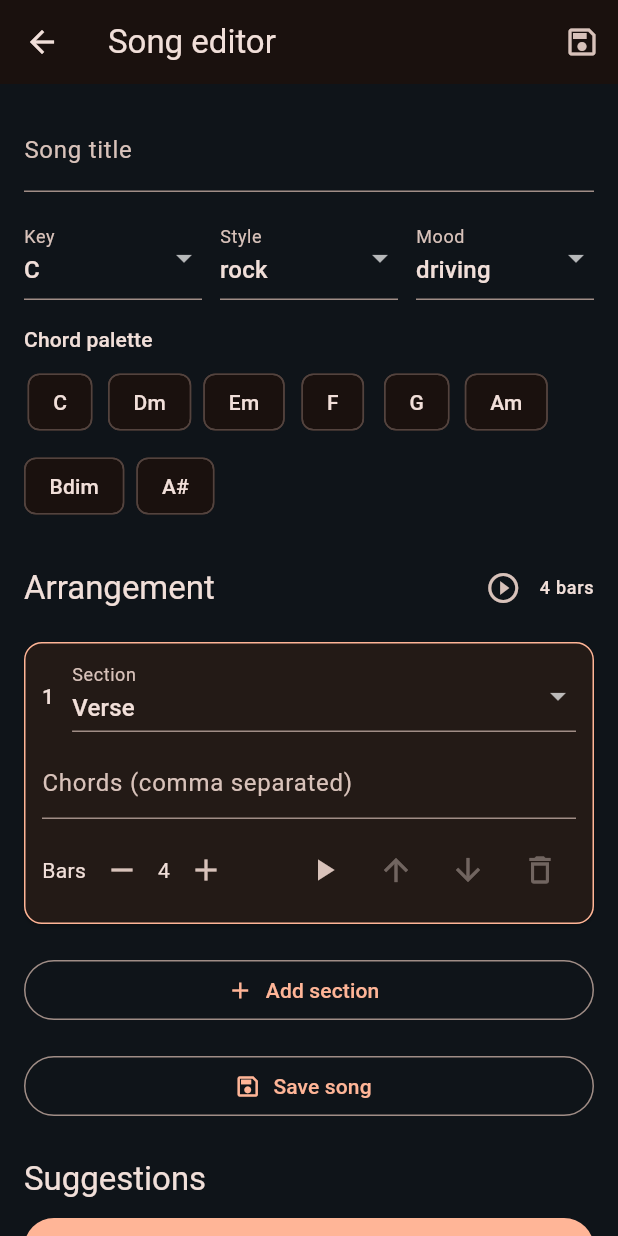
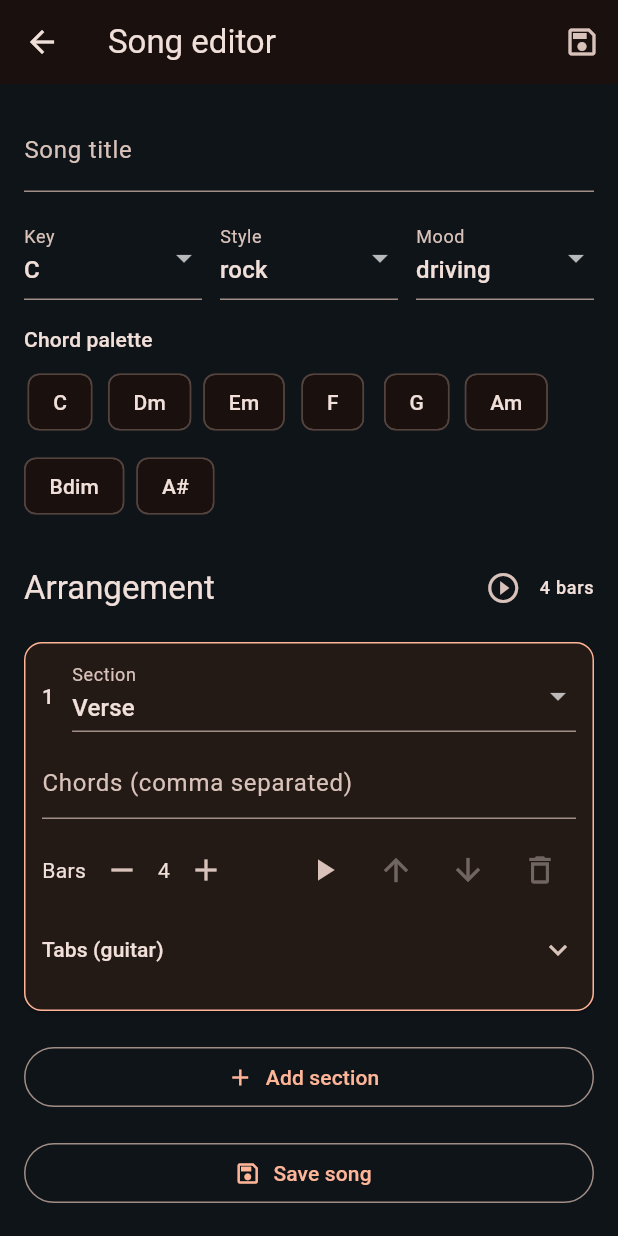
Before and after one commit to xabiervc/songpilot, a Flutter app: the HomeScreen screen opened by its route, after a tap on "Create your first song", on a phone screen of 412 x 824 dp. Run offline on Flutter 3.47's test engine with Material 3 defaults, Android fonts, the phone set to English and light mode, and no system bars; our stand-ins replace audioplayers, flutter_riverpod, go_router, supabase_flutter; accounts and stored records are empty.

Commit message:
feat: guitar tabs input with auto-generated chord diagrams

```diff
--- a/flutter_app/lib/models/models.dart
+++ b/flutter_app/lib/models/models.dart
@@ -124,12 +124,14 @@ class SongSection {
   final String key;
   final List<String> chords;
   final int barCount;
+  final String tabs;
 
   SongSection({
     required this.sectionType,
     required this.key,
     List<String>? chords,
     this.barCount = 4,
+    this.tabs = '',
   }) : chords = chords ?? [] {
     if (barCount <= 0) {
       throw ArgumentError('barCount must be positive');
@@ -143,6 +145,7 @@ class SongSection {
         'key': key,
         'chords': chords,
         'bar_count': barCount,
+        'tabs': tabs,
       };
 
   factory SongSection.fromJson(Map<String, dynamic> json) => SongSection(
@@ -150,6 +153,7 @@ class SongSection {
         key: json['key'] as String? ?? 'C',
         chords: _stringListFromJson(json['chords']),
         barCount: (json['bar_count'] as num?)?.toInt() ?? 4,
+        tabs: json['tabs'] as String? ?? '',
       );
 }
 
--- a/flutter_app/lib/screens/editor_screen.dart
+++ b/flutter_app/lib/screens/editor_screen.dart
@@ -5,12 +5,13 @@ import '../core/chord_shapes.dart';
 import '../core/music_theory.dart';
 import '../core/song_form.dart';
 import '../core/suggestion_engine.dart';
+import '../core/tab_shapes.dart';
 import '../models/models.dart';
 import '../services/supabase_service.dart';
 import '../widgets/chord_palette.dart';
 
-/// Song editor: multi-section arrangement + chord palette + audio preview +
-/// suggestion panel + Supabase persistence.
+/// Song editor: multi-section arrangement + chord palette + tabs editor +
+/// audio preview + suggestion panel + Supabase persistence.
 class EditorScreen extends StatefulWidget {
   final String projectId;
   const EditorScreen({super.key, required this.projectId});
@@ -24,14 +25,20 @@ class _SectionDraft {
   _SectionDraft({
     required this.sectionType,
     String chordsText = '',
+    String tabs = '',
     this.barCount = 4,
-  }) : chordsController = TextEditingController(text: chordsText);
+  })  : chordsController = TextEditingController(text: chordsText),
+        tabsController = TextEditingController(text: tabs);
 
   SectionType sectionType;
   final TextEditingController chordsController;
+  final TextEditingController tabsController;
   int barCount;
 
-  void dispose() => chordsController.dispose();
+  void dispose() {
+    chordsController.dispose();
+    tabsController.dispose();
+  }
 
   List<String> get parsedChords => chordsController.text
       .split(',')
@@ -44,6 +51,7 @@ class _SectionDraft {
         key: key,
         chords: parsedChords,
         barCount: barCount,
+        tabs: tabsController.text,
       );
 }
 
@@ -120,6 +128,7 @@ class _EditorScreenState extends State<EditorScreen> {
                   _SectionDraft(
                     sectionType: s.sectionType,
                     chordsText: s.chords.join(', '),
+                    tabs: s.tabs,
                     barCount: s.barCount,
                   ),
               ];
@@ -164,6 +173,15 @@ class _EditorScreenState extends State<EditorScreen> {
     draft.chordsController
       ..text = next
       ..selection = TextSelection.collapsed(offset: next.length);
+  }
+
+  void _generateTabsForSection(int index) {
+    if (index < 0 || index >= _sections.length) return;
+    final chords = _sections[index].parsedChords;
+    if (chords.isEmpty) return;
+    setState(() {
+      _sections[index].tabsController.text = tabsForProgression(chords);
+    });
   }
 
   void _addSection() {
@@ -384,6 +402,7 @@ class _EditorScreenState extends State<EditorScreen> {
                         isActive: i == _activeSectionIndex,
                         onFieldFocus: () => _markSectionActive(i),
                         onPreview: () => _previewSection(i),
+                        onGenerateTabs: () => _generateTabsForSection(i),
                         onRemove: () => _removeSection(i),
                         onMoveUp: () => _moveSection(i, -1),
                         onMoveDown: () => _moveSection(i, 1),
@@ -482,6 +501,7 @@ class _SectionCard extends StatelessWidget {
   final bool isActive;
   final VoidCallback onFieldFocus;
   final VoidCallback onPreview;
+  final VoidCallback onGenerateTabs;
   final VoidCallback onRemove;
   final VoidCallback onMoveUp;
   final VoidCallback onMoveDown;
@@ -494,6 +514,7 @@ class _SectionCard extends StatelessWidget {
     required this.isActive,
     required this.onFieldFocus,
     required this.onPreview,
+    required this.onGenerateTabs,
     required this.onRemove,
     required this.onMoveUp,
     required this.onMoveDown,
@@ -592,6 +613,35 @@ class _SectionCard extends StatelessWidget {
                 ),
               ],
             ),
+            ExpansionTile(
+              title: Text('Tabs (guitar)',
+                  style: Theme.of(context).textTheme.labelLarge),
+              tilePadding: EdgeInsets.zero,
+              childrenPadding: EdgeInsets.zero,
+              children: [
+                Align(
+                  alignment: Alignment.centerLeft,
+                  child: FilledButton.tonalIcon(
+                    onPressed: onGenerateTabs,
+                    icon: const Icon(Icons.auto_fix_high),
+                    label: const Text('Generate from chords'),
+                  ),
+                ),
+                const SizedBox(height: 8),
+                TextField(
+                  controller: draft.tabsController,
+                  maxLines: 6,
+                  minLines: 6,
+                  style: const TextStyle(
+                      fontFamily: 'monospace', fontSize: 13),
+                  decoration: const InputDecoration(
+                    hintText: 'e|--0--|\nB|--1--|\nG|--0--|\nD|--2--|\nA|--3--|\nE|-----|',
+                    isDense: true,
+                    border: OutlineInputBorder(),
+                  ),
+                ),
+              ],
+            ),
           ],
         ),
       ),
```
Also changed, not shown: flutter_app/lib/core/tab_shapes.dart (added, +79 -0 lines), 3 other files.
